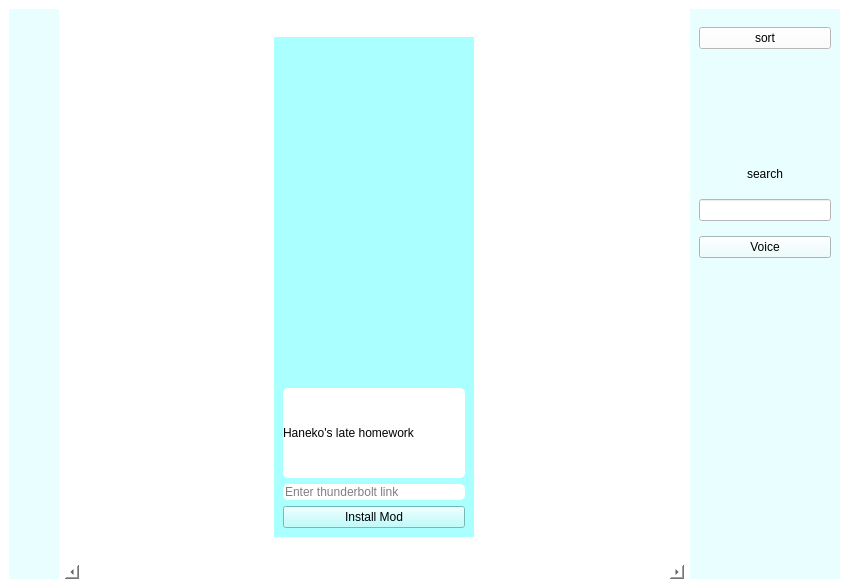
The window that ui/mod.ui (AlloyOfNoob-s/PTI) describes before a commit, drawn with Qt 5.
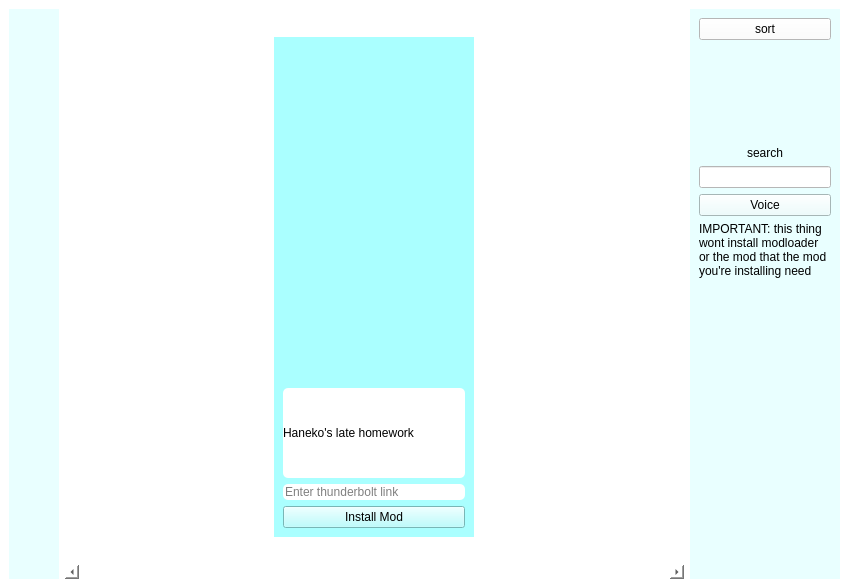
The same window after the commit. Icons and pictures are not drawn.

Diff of the .ui file:
```diff
--- a/ui/mod.ui
+++ b/ui/mod.ui
@@ -283,6 +283,16 @@
          </property>
         </widget>
        </item>
+       <item>
+        <widget class="QLabel" name="label_2">
+         <property name="text">
+          <string>IMPORTANT: this thing wont install modloader or the mod that the mod you're installing need</string>
+         </property>
+         <property name="wordWrap">
+          <bool>true</bool>
+         </property>
+        </widget>
+       </item>
        <item>
         <spacer name="verticalSpacer">
          <property name="orientation">
```
